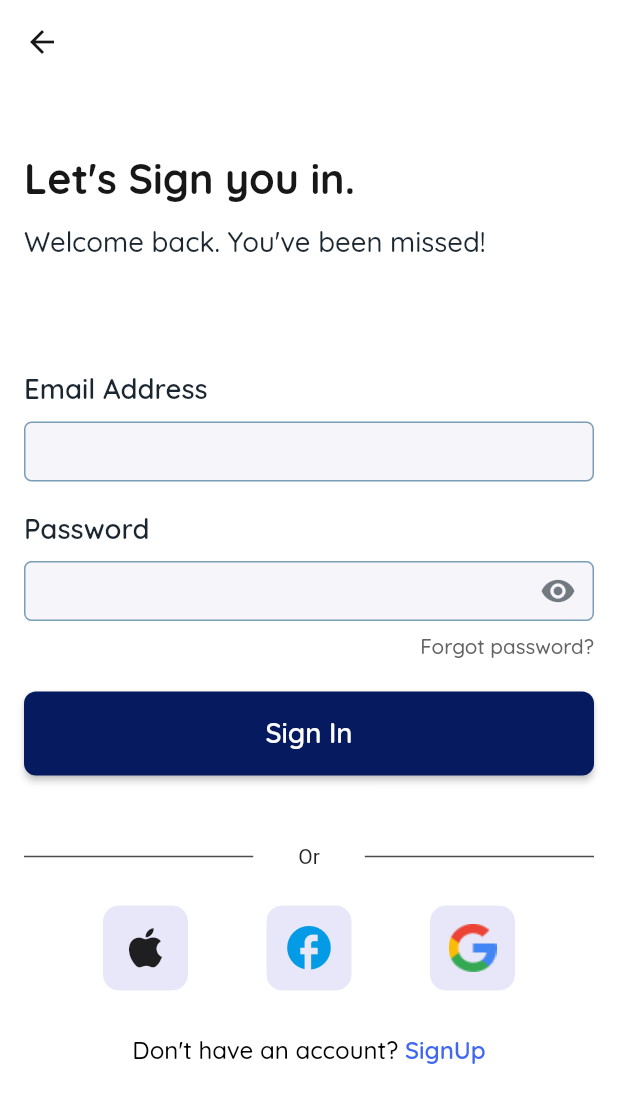
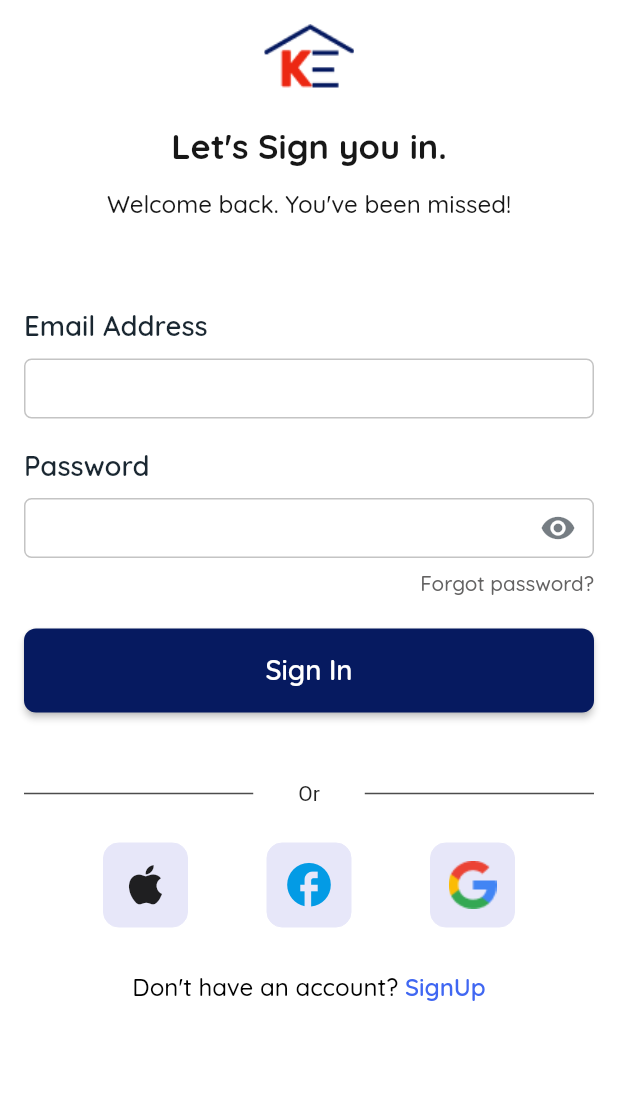
Before and after one commit to sobuur0/kumvent, a Flutter app: the SignInPage screen opened directly, on a phone screen of 412 x 824 dp. Shown: the top 1103 px of the screen. Run offline on Flutter 3.47's test engine with Material 2 defaults, Android fonts, the phone set to English and light mode, and no system bars; our stand-ins replace flutter_screenutil, google_fonts.

Commit message:
update ui

```diff
--- a/lib/constants/colours.dart
+++ b/lib/constants/colours.dart
@@ -30,3 +30,4 @@ const kLightBlueColor = Color(0xFFA1B6FF);
 const kReviewStarRatingsColor = Color(0xFFFDCC0D);
 const kDividerColor = Color(0xFFD0CECE);
 const kEditIconColor = Color(0xFFA6A4A4);
+const kBorderColor = Color(0xFFC4C4C4);
--- a/lib/models/onboarding_contents.dart
+++ b/lib/models/onboarding_contents.dart
@@ -5,8 +5,8 @@ class OnboardingContents {
 
   OnboardingContents({
     required this.image,
-    this.title = 'Feel the ease of finding an Event \n Center',
-    this.desc = "Wherever you are, I'll be there as long as you\n need me.",
+    this.title = 'Feel the ease of finding an Event Center',
+    this.desc = "Wherever you are, I'll be there as long as you need me.",
   });
 }
 
--- a/lib/presentation/pages/sign_in_page.dart
+++ b/lib/presentation/pages/sign_in_page.dart
@@ -34,43 +34,33 @@ class _SignInPageState extends State<SignInPage> {
     final Size size = MediaQuery.of(context).size;
 
     return Scaffold(
-      appBar: AppBar(
-        leading: Builder(
-          builder: (BuildContext context) {
-            return IconButton(
-              onPressed: () {
-                Navigator.pop(context);
-              },
-              icon: const Icon(
-                Icons.arrow_back,
-                color: kLeadingIconColor,
+      body: SafeArea(
+        child: ListView(
+          padding: const EdgeInsets.all(16.0),
+          children: [
+            Image.asset(
+              'images/onboarding_logo.png',
+              height: 51.0,
             ),
-            );
-          },
-        ),
-      ),
-      body: ListView(
-        padding: const EdgeInsets.all(
-          16.0,
-        ),
-        children: <Widget>[
-          const Padding(padding: EdgeInsets.only(top: 30.0)),
+            const Padding(padding: EdgeInsets.only(bottom: 16.0)),
             Text(
               'Let\'s Sign you in.',
+              textAlign: TextAlign.center,
               style: TextStyles.bold(
                 color: kTextPrimaryColor,
-              fontSize: 24.0,
+                fontSize: 20.0,
               ),
             ),
             const Padding(padding: EdgeInsets.only(bottom: 14.0)),
             Text(
               'Welcome back. You\'ve been missed!',
+              textAlign: TextAlign.center,
               style: TextStyles.medium(
-              color: kNeutralColor,
-              fontSize: 16.0,
+                color: kTextPrimaryColor,
+                fontSize: 14.0,
               ),
             ),
-          const Padding(padding: EdgeInsets.only(bottom: 75.0)),
+            const Padding(padding: EdgeInsets.only(bottom: 60.0)),
             TextFormListTile(
               text: 'Email Address',
               textController: _emailAddressController,
@@ -217,6 +207,7 @@ class _SignInPageState extends State<SignInPage> {
             ),
           ],
         ),
+      ),
     );
   }
 }
--- a/lib/presentation/pages/success_page.dart
+++ b/lib/presentation/pages/success_page.dart
@@ -1,7 +1,7 @@
 import 'package:flutter/material.dart';
 import 'package:kumvent/constants/app_styles.dart';
 import 'package:kumvent/constants/colours.dart';
-import 'package:kumvent/presentation/pages/homepage.dart';
+import 'package:kumvent/presentation/pages/home.dart';
 import 'package:kumvent/presentation/widgets/action_button.dart';
 import 'package:kumvent/presentation/widgets/success_widget.dart';
 
@@ -70,7 +70,7 @@ class _SuccessPageState extends State<SuccessPage> {
               onPressed: () {
                 Navigator.of(context).pushReplacement(
                   MaterialPageRoute(
-                    builder: (context) => const HomePage(),
+                    builder: (context) => const Home(),
                   ),
                 );
               },
--- a/lib/presentation/pages/view_event_center_picture.dart
+++ b/lib/presentation/pages/view_event_center_picture.dart
@@ -15,7 +15,6 @@ class ViewEventCenterPicture extends StatefulWidget {
 class _ViewEventCenterPictureState extends State<ViewEventCenterPicture> {
   @override
   Widget build(BuildContext context) {
-    final size = MediaQuery.of(context).size;
     return SafeArea(
       child: Scaffold(
         extendBodyBehindAppBar: true,
--- a/lib/presentation/widgets/text_form_list_tile.dart
+++ b/lib/presentation/widgets/text_form_list_tile.dart
@@ -38,7 +38,7 @@ class _TextFormListTileState extends State<TextFormListTile> {
           controller: widget.textController,
           decoration: InputDecoration(
             filled: true,
-            fillColor: kBackgroundFillColor,
+            fillColor: Colors.white,
             suffixIcon: widget.trailing,
             constraints: BoxConstraints.tight(
               Size(
@@ -49,7 +49,7 @@ class _TextFormListTileState extends State<TextFormListTile> {
             enabledBorder: OutlineInputBorder(
               borderRadius: BorderRadius.circular(5.0),
               borderSide: const BorderSide(
-                color: kTextViewBorderColor,
+                color: kBorderColor,
                 width: 1.0,
               ),
             ),
```
Also changed, not shown: lib/main.dart (+6 -6 lines), lib/presentation/pages/onboarding_page.dart (+37 -11 lines), lib/presentation/pages/sign_up_page.dart (+7 -2 lines), lib/presentation/pages/splash_page.dart (+8 -5 lines), images/onboarding_logo.png (added). Lines whose indentation alone changed are shown as unchanged.
